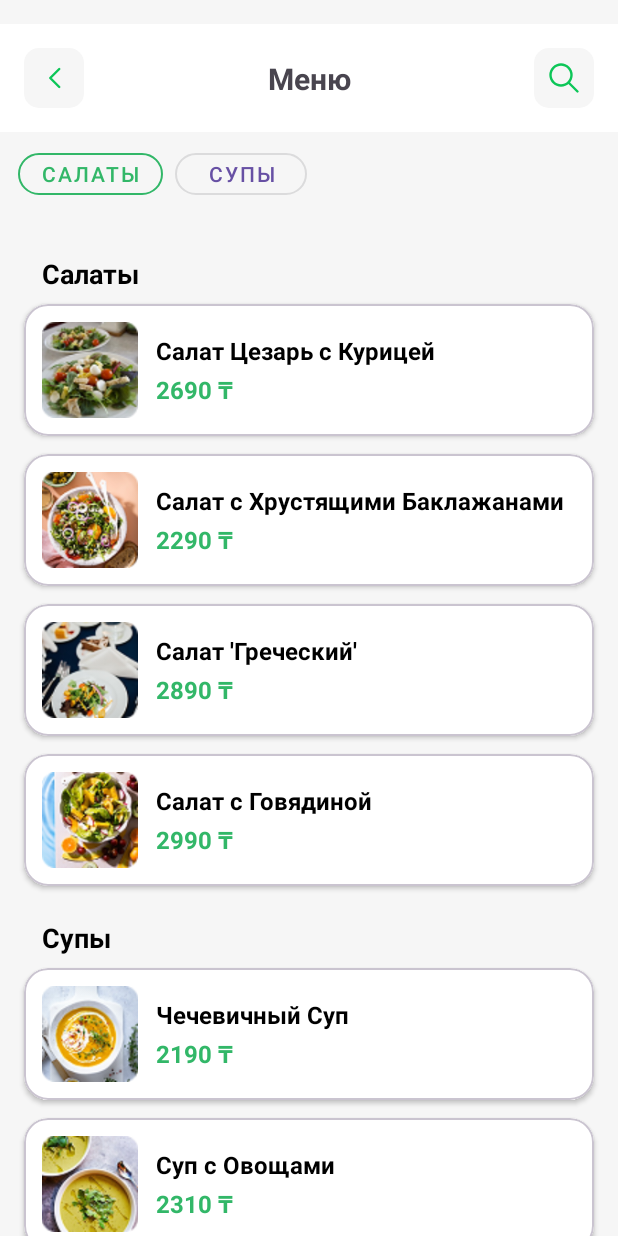
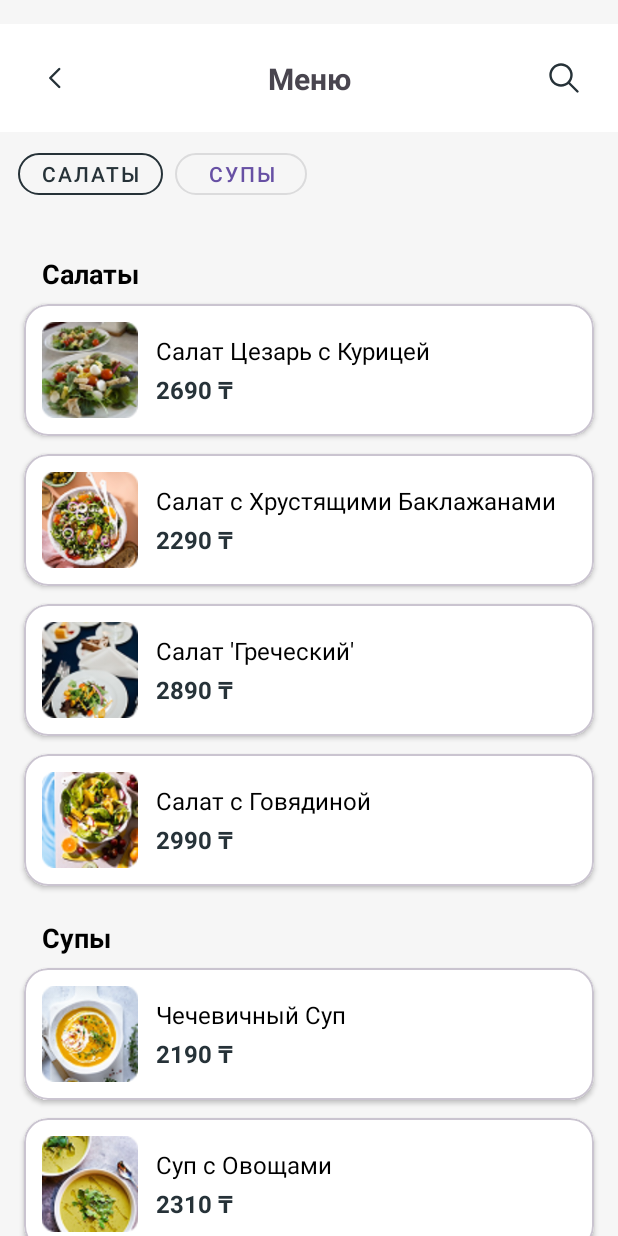
Before and after one commit to kalkadam404/RestaurantReservationApp, an Android app: the fragment MenuFragment shown on its own in the app's theme, on a phone screen of 412 x 824 dp. Run offline under Robolectric (Android 15) with nearby library versions, the phone set to English and light mode, and no system bars.

Commit message:
changed main color

```diff
--- a/app/src/main/res/drawable/icon_left.xml
+++ b/app/src/main/res/drawable/icon_left.xml
@@ -8,6 +8,6 @@
       android:strokeLineJoin="round"
       android:strokeWidth="2"
       android:fillColor="#00000000"
-      android:strokeColor="#0DC658"
+      android:strokeColor="#263238"
       android:strokeLineCap="round"/>
 </vector>
--- a/app/src/main/res/drawable/notification.xml
+++ b/app/src/main/res/drawable/notification.xml
@@ -12,6 +12,6 @@
   <path
       android:pathData="M24.5,8.357m-4.5,0a4.5,4.5 0,1 1,9 0a4.5,4.5 0,1 1,-9 0"
       android:strokeWidth="2"
-      android:fillColor="#37F53F"
+      android:fillColor="@color/red"
       android:strokeColor="#ffffff"/>
 </vector>
--- a/app/src/main/res/drawable/pencil.xml
+++ b/app/src/main/res/drawable/pencil.xml
@@ -6,7 +6,7 @@
   <path
       android:strokeWidth="1"
       android:pathData="M13,13m-12.5,0a12.5,12.5 0,1 1,25 0a12.5,12.5 0,1 1,-25 0"
-      android:fillColor="#32B768"
+      android:fillColor="#263238"
       android:strokeColor="#ffffff"/>
   <path
       android:pathData="M20.353,7.938L18.06,5.646C17.921,5.507 17.755,5.396 17.573,5.321C17.391,5.245 17.196,5.206 16.999,5.206C16.802,5.206 16.607,5.245 16.425,5.321C16.243,5.396 16.077,5.507 15.938,5.646L6,15.586V19.945H10.413L20.35,10.063C20.49,9.924 20.601,9.758 20.677,9.576C20.753,9.394 20.792,9.199 20.793,9.001C20.793,8.804 20.754,8.608 20.679,8.426C20.603,8.243 20.493,8.078 20.353,7.938ZM15.914,8.5L17,7.414L18.584,8.998L17.495,10.081L15.914,8.5ZM14.5,9.914L16.077,11.491L9.587,17.945H8V16.415L14.5,9.914Z"
--- a/app/src/main/res/drawable/place.xml
+++ b/app/src/main/res/drawable/place.xml
@@ -5,5 +5,5 @@
     android:viewportHeight="12">
   <path
       android:pathData="M4.152,0.108C6.448,0.108 8.304,1.956 8.304,4.241C8.303,7.326 4.189,11.023 4.152,11.056C4.152,11.056 0,7.34 0,4.241C0,1.956 1.857,0.108 4.152,0.108ZM4,2.772C3.252,2.848 2.669,3.477 2.669,4.241C2.669,5.056 3.334,5.717 4.152,5.717C4.682,5.716 5.172,5.435 5.437,4.978C5.701,4.522 5.701,3.959 5.437,3.503C5.172,3.046 4.682,2.765 4.152,2.764L4,2.772Z"
-      android:fillColor="#32B768"/>
+      android:fillColor="#263238"/>
 </vector>
--- a/app/src/main/res/drawable/search_icon.xml
+++ b/app/src/main/res/drawable/search_icon.xml
@@ -8,6 +8,6 @@
       android:strokeLineJoin="round"
       android:strokeWidth="2"
       android:fillColor="#00000000"
-      android:strokeColor="#0DC658"
+      android:strokeColor="#263238"
       android:strokeLineCap="round"/>
 </vector>
--- a/app/src/main/res/layout/fragment_book.xml
+++ b/app/src/main/res/layout/fragment_book.xml
@@ -15,7 +15,7 @@
             android:layout_width="match_parent"
             android:layout_height="wrap_content"
             app:cardElevation="4dp"
-            android:backgroundTint="@color/green"
+            android:backgroundTint="@color/dark_main"
             android:layout_marginBottom="15dp"
             app:shapeAppearanceOverlay="@style/BottomRoundedCard" >
 
--- a/app/src/main/res/layout/fragment_menu.xml
+++ b/app/src/main/res/layout/fragment_menu.xml
@@ -18,7 +18,7 @@
             android:layout_width="40dp"
             android:layout_height="40dp"
             android:padding="8dp"
-            android:background="@drawable/bg_round_gray"
+
             android:src="@drawable/icon_left"
             android:contentDescription="Назад"
             app:layout_constraintStart_toStartOf="parent"
@@ -41,7 +41,7 @@
             android:id="@+id/searchIcon"
             android:layout_width="40dp"
             android:layout_height="40dp"
-            android:background="@drawable/bg_round_gray"
+
             android:padding="8dp"
             android:src="@drawable/search_icon"
             android:contentDescription="Поиск"
@@ -72,8 +72,8 @@
                 android:layout_width="wrap_content"
                 android:layout_height="40dp"
                 android:layout_marginEnd="8dp"
-                android:textColor="@color/green"
-                app:strokeColor="@color/green"
+                android:textColor="@color/dark_main"
+                app:strokeColor="@color/dark_main"
                 app:strokeWidth="1dp"
                 app:cornerRadius="50dp" />
 
--- a/app/src/main/res/layout/item_dish_category.xml
+++ b/app/src/main/res/layout/item_dish_category.xml
@@ -36,7 +36,7 @@
                 android:text="Салат Цезарь с Курицей"
                 android:textColor="@color/black"
                 android:textSize="16sp"
-                android:textStyle="bold" />
+                android:textStyle="normal" />
 
             <TextView
                 android:id="@+id/PriceDish"
@@ -44,7 +44,7 @@
                 android:layout_height="wrap_content"
                 android:text="2690 ₸"
                 android:textStyle="bold"
-                android:textColor="@color/green"
+                android:textColor="@color/dark_main"
                 android:textSize="16sp"
                 android:layout_marginTop="4dp" />
         </LinearLayout>
--- a/app/src/main/res/layout/item_restaurant.xml
+++ b/app/src/main/res/layout/item_restaurant.xml
@@ -93,7 +93,7 @@
                     android:textColor="@android:color/white"
                     android:textSize="11sp"
                     android:textStyle="bold"
-                    app:backgroundTint="#22C55E"
+                    app:backgroundTint="@color/dark_main"
                     app:cornerRadius="6dp" />
 
             </LinearLayout>
--- a/app/src/main/res/layout/item_restaurant_details.xml
+++ b/app/src/main/res/layout/item_restaurant_details.xml
@@ -56,7 +56,7 @@
             android:text="Забронировать столик"
             android:textColor="@color/white"
             android:layout_marginTop="16dp"
-            android:backgroundTint="@color/green"
+            android:backgroundTint="@color/dark_main"
             app:cornerRadius="12dp"
             app:layout_constraintTop_toBottomOf="@id/restaurantInfo"
             app:layout_constraintStart_toStartOf="parent"
--- a/app/src/main/res/layout/item_restaurant_for_booking.xml
+++ b/app/src/main/res/layout/item_restaurant_for_booking.xml
@@ -93,7 +93,7 @@
                     android:textColor="@android:color/white"
                     android:textSize="11sp"
                     android:textStyle="bold"
-                    app:backgroundTint="#22C55E"
+                    app:backgroundTint="@color/dark_main"
                     app:cornerRadius="6dp" />
 
             </LinearLayout>
--- a/app/src/main/res/layout/item_restaurants_list.xml
+++ b/app/src/main/res/layout/item_restaurants_list.xml
@@ -15,7 +15,7 @@
             android:layout_width="match_parent"
             android:layout_height="wrap_content"
             app:cardElevation="4dp"
-            android:backgroundTint="@color/green"
+            android:backgroundTint="@color/dark_main"
             android:layout_marginBottom="15dp"
             app:shapeAppearanceOverlay="@style/BottomRoundedCard">
 
--- a/app/src/main/res/values/colors.xml
+++ b/app/src/main/res/values/colors.xml
@@ -3,9 +3,10 @@
     <color name="black">#FF000000</color>
     <color name="white">#FFFFFFFF</color>
     <color name="gray">#F6F6F6</color>
-    <color name="green">#32B768</color>
+    <color name="dark_main">#263238</color>
     <color name="bottom_nav_background">#FFFFFFFF</color>
-    <color name="selected_color">#32B768</color>
+    <color name="selected_color">#263238</color>
     <color name="unselected_color">#4B5563</color>
     <color name="nav_item_background">#00000000</color>
+    <color name="red">#EE2E24</color>
 </resources>
--- a/app/src/main/res/values/styles.xml
+++ b/app/src/main/res/values/styles.xml
@@ -6,7 +6,7 @@
     </style>
     <style name="name">
         <item name="android:textSize">20sp</item>
-        <item name="android:textColor">#32B768</item>
+        <item name="android:textColor">#263238</item>
     </style>
     <style name="second_text">
         <item name="android:textSize">16sp</item>
```
